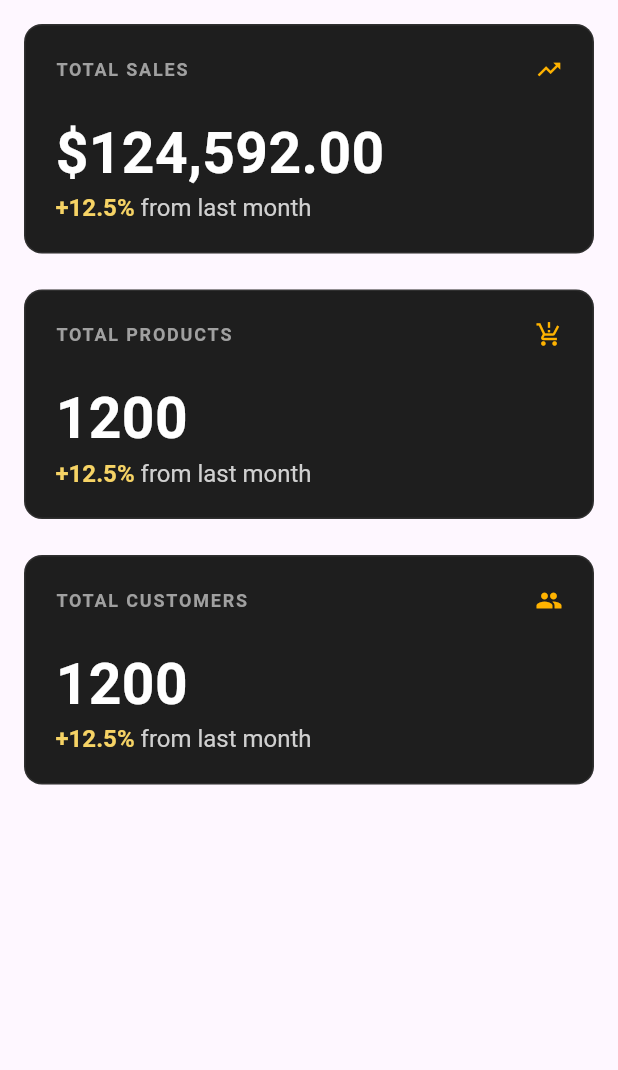
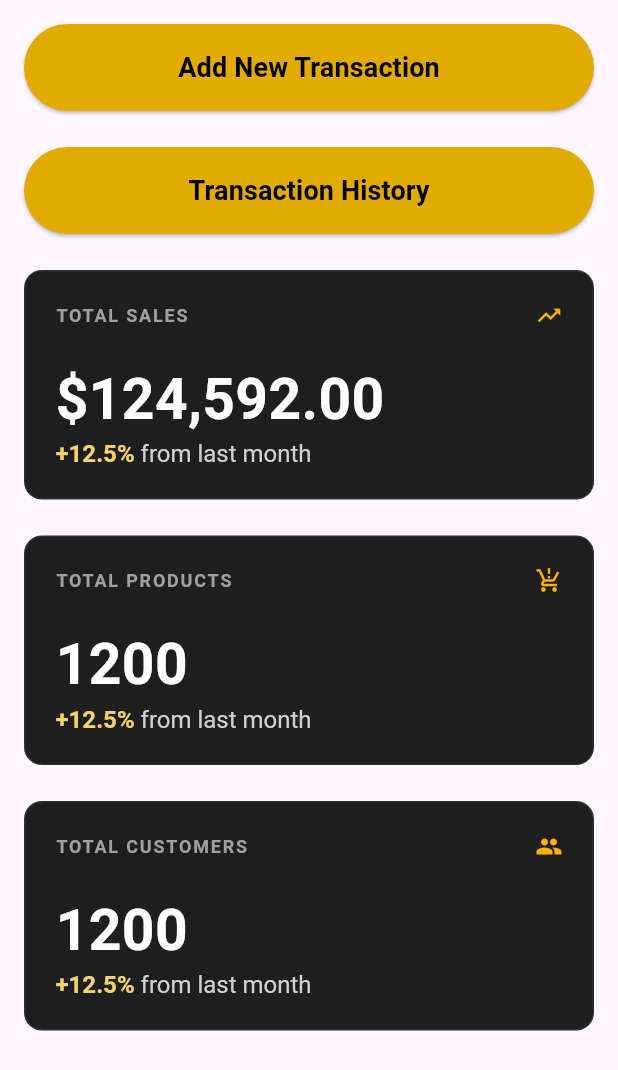
Before and after one commit to ferdoushasanpr/stockledger, a Flutter app: the HomeScreen widget shown alone on an empty page, opened directly, on a phone screen of 412 x 824 dp. Shown: the top 1070 px of the screen. Run offline on Flutter 3.47's test engine with Material 3 defaults, Android fonts, the phone set to English and light mode, and no system bars.

Commit message:
update: Transaction and History Button Added to Home Screen.

```diff
--- a/lib/screens/home_screen.dart
+++ b/lib/screens/home_screen.dart
@@ -11,6 +11,42 @@ class HomeScreen extends StatelessWidget {
       child: Column(
         crossAxisAlignment: CrossAxisAlignment.stretch,
         children: [
+          ElevatedButton(
+            onPressed: () {
+              // Handle button press
+            },
+            style: ElevatedButton.styleFrom(
+              backgroundColor: const Color(0xFFE2AB00),
+              padding: const EdgeInsets.symmetric(vertical: 16.0),
+            ),
+            child: const Text(
+              "Add New Transaction",
+              style: TextStyle(
+                color: Colors.black,
+                fontSize: 18.0,
+                fontWeight: FontWeight.bold,
+              ),
+            ),
+          ),
+          SizedBox(height: 24),
+          ElevatedButton(
+            onPressed: () {
+              // Handle button press
+            },
+            style: ElevatedButton.styleFrom(
+              backgroundColor: const Color(0xFFE2AB00),
+              padding: const EdgeInsets.symmetric(vertical: 16.0),
+            ),
+            child: const Text(
+              "Transaction History",
+              style: TextStyle(
+                color: Colors.black,
+                fontSize: 18.0,
+                fontWeight: FontWeight.bold,
+              ),
+            ),
+          ),
+          SizedBox(height: 24),
           ReportCart(
             title: "TOTAL SALES",
             value: "\$124,592.00",
```
